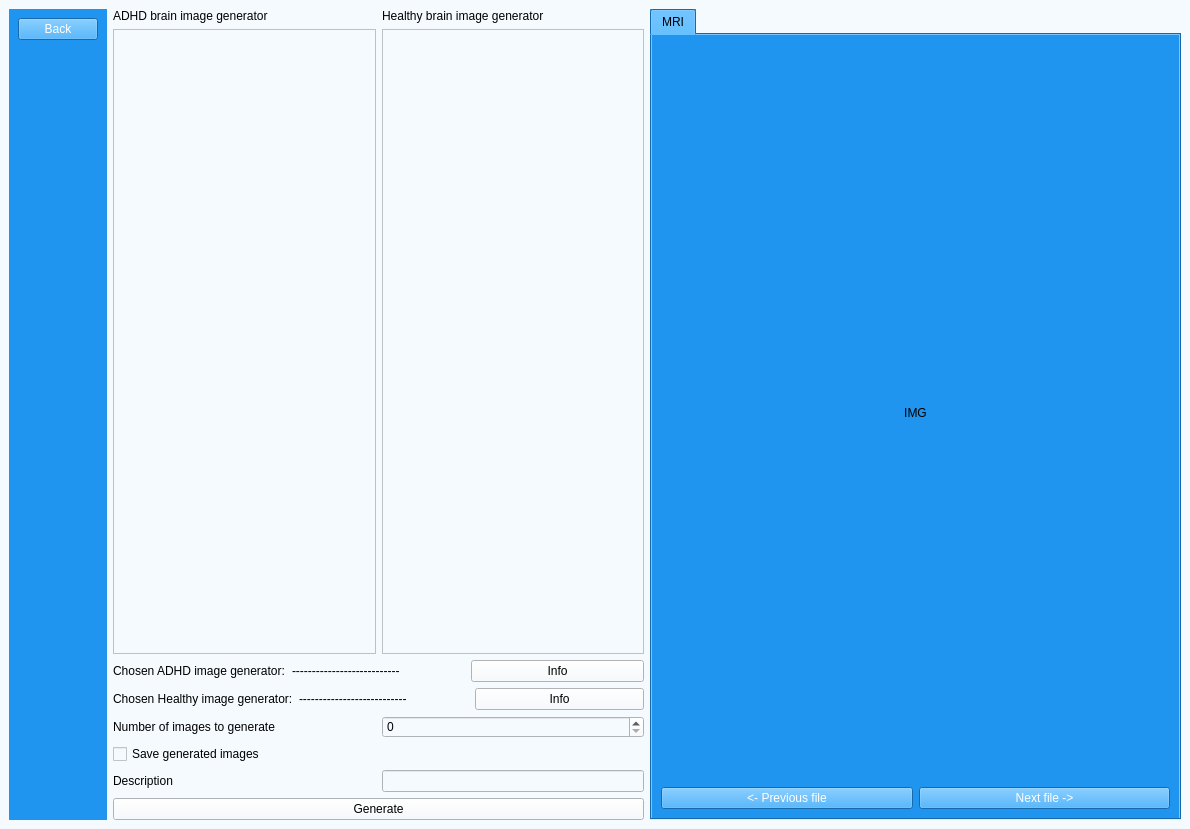
matimusial/ADHDPredictorApp, file UI/genView.ui: the form before one commit.
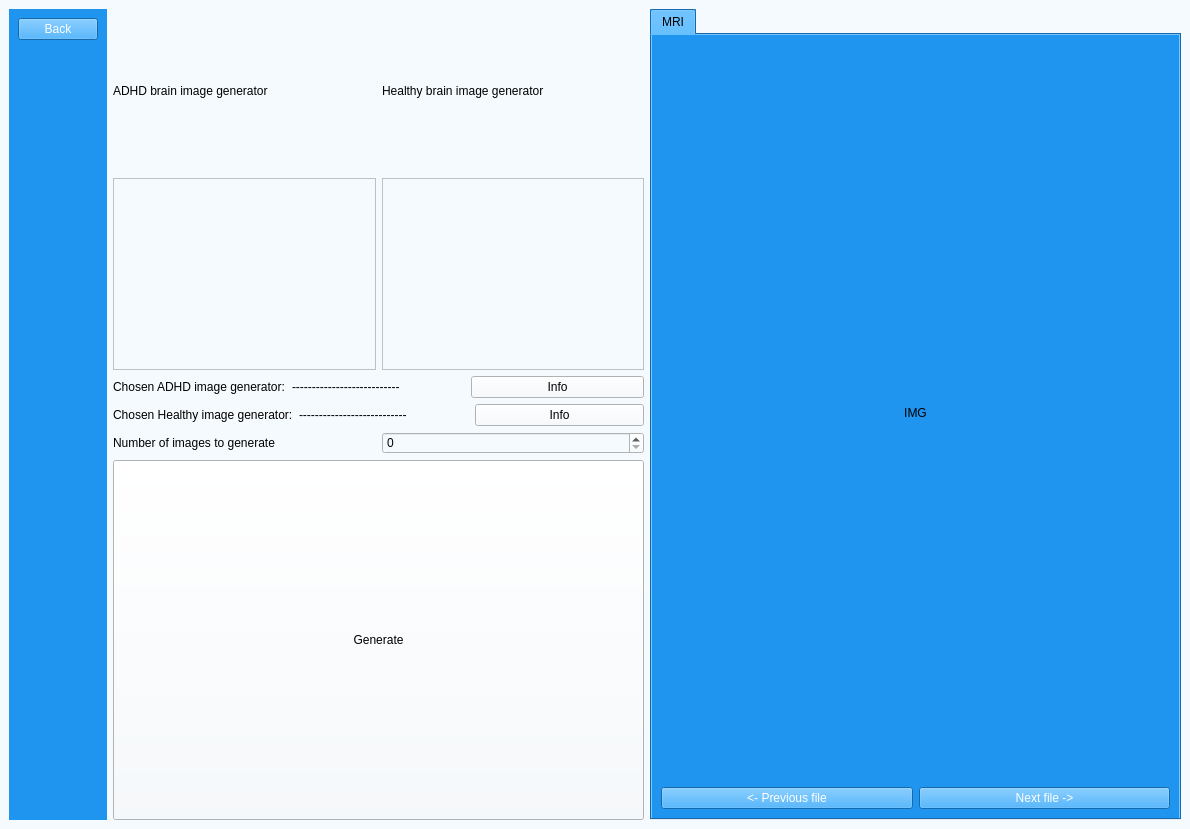
The form after the commit.

Commit message: gen view

```diff
--- a/UI/genView.ui
+++ b/UI/genView.ui
@@ -69,7 +69,14 @@
              </widget>
             </item>
             <item>
-             <widget class="QListView" name="listView"/>
+             <widget class="QListView" name="adhdGenList">
+              <property name="sizePolicy">
+               <sizepolicy hsizetype="Expanding" vsizetype="Preferred">
+                <horstretch>0</horstretch>
+                <verstretch>0</verstretch>
+               </sizepolicy>
+              </property>
+             </widget>
             </item>
            </layout>
           </item>
@@ -83,7 +90,14 @@
              </widget>
             </item>
             <item>
-             <widget class="QListView" name="listView_2"/>
+             <widget class="QListView" name="controlGenList">
+              <property name="sizePolicy">
+               <sizepolicy hsizetype="Expanding" vsizetype="Preferred">
+                <horstretch>0</horstretch>
+                <verstretch>0</verstretch>
+               </sizepolicy>
+              </property>
+             </widget>
             </item>
            </layout>
           </item>
@@ -154,41 +168,7 @@
          </layout>
         </item>
         <item>
-         <widget class="QCheckBox" name="checkBox">
-          <property name="text">
-           <string>Save generated images</string>
-          </property>
-         </widget>
-        </item>
-        <item>
-         <layout class="QHBoxLayout" name="horizontalLayout_7">
-          <item>
-           <widget class="QLabel" name="label_4">
-            <property name="sizePolicy">
-             <sizepolicy hsizetype="Expanding" vsizetype="Preferred">
-              <horstretch>0</horstretch>
-              <verstretch>0</verstretch>
-             </sizepolicy>
-            </property>
-            <property name="text">
-             <string>Description</string>
-            </property>
-           </widget>
-          </item>
-          <item>
-           <widget class="QLineEdit" name="lineEdit_2">
-            <property name="sizePolicy">
-             <sizepolicy hsizetype="Expanding" vsizetype="Preferred">
-              <horstretch>0</horstretch>
-              <verstretch>0</verstretch>
-             </sizepolicy>
-            </property>
-           </widget>
-          </item>
-         </layout>
-        </item>
-        <item>
-         <widget class="QPushButton" name="pushButton">
+         <widget class="QPushButton" name="genBtn">
           <property name="sizePolicy">
            <sizepolicy hsizetype="Expanding" vsizetype="Preferred">
             <horstretch>0</horstretch>
```
Left out of the diff: 14 changed lines with no effect on the pictures.
